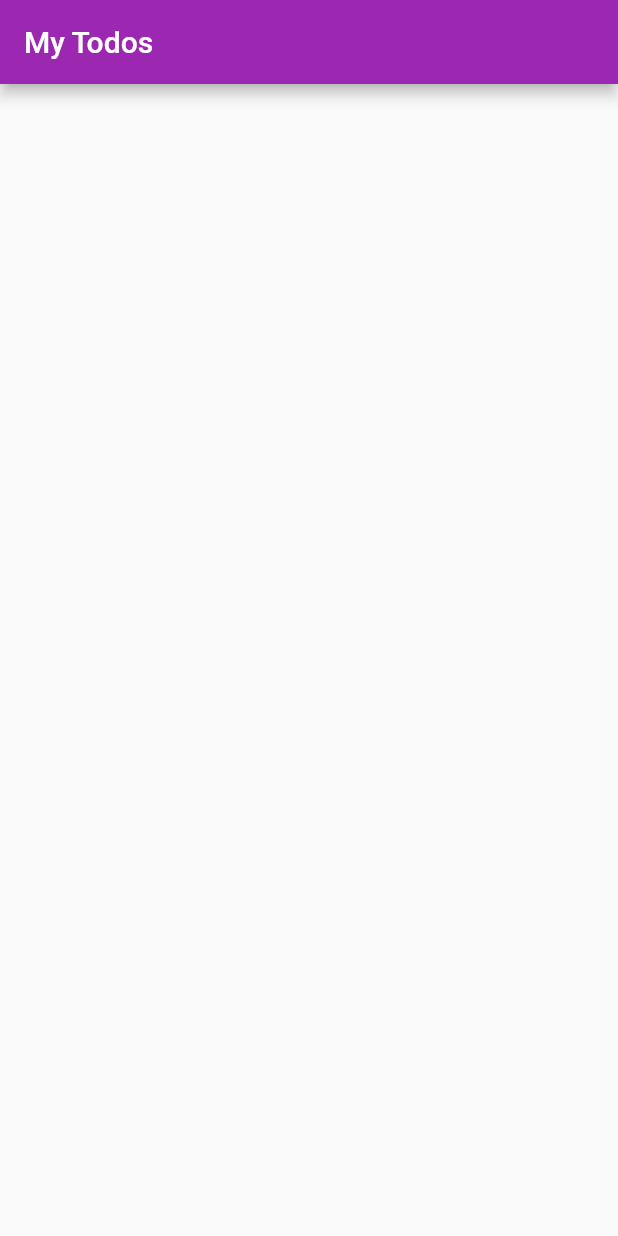
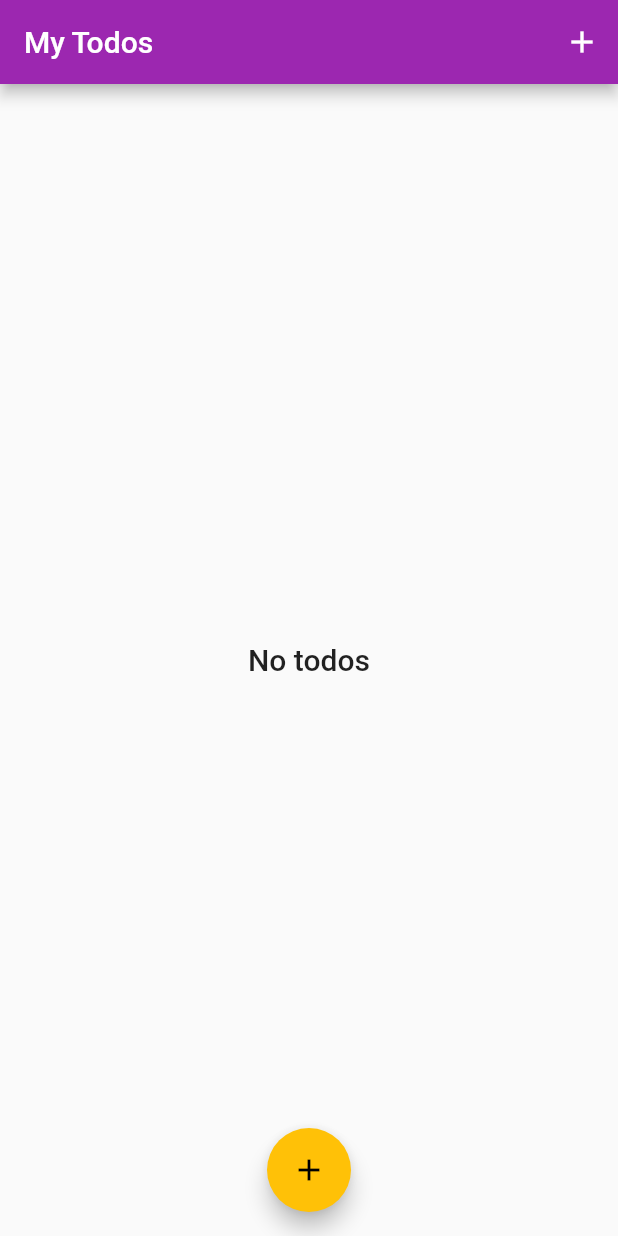
Before and after one commit to cybersaksham/TODO-App, a Flutter app: the screen it shows once a user with an empty profile is signed in, on a phone screen of 412 x 824 dp. Run offline on Flutter 3.47's test engine with Material 2 defaults, Android fonts, the phone set to English and light mode, and no system bars; our stand-ins replace cloud_firestore, firebase_auth, string_validator; accounts and stored records are empty.

Commit message:
simple homescreen added

```diff
--- /dev/null
+++ b/lib/Screens/Home/homescreen.dart
@@ -0,0 +1,75 @@
+import 'package:flutter/material.dart';
+import 'package:firebase_auth/firebase_auth.dart';
+import 'package:cloud_firestore/cloud_firestore.dart';
+
+import '../../Models/loader.dart';
+
+class HomeScreen extends StatefulWidget {
+  @override
+  _HomeScreenState createState() => _HomeScreenState();
+}
+
+class _HomeScreenState extends State<HomeScreen> {
+  // Booleans
+  bool _isLoading = false;
+
+  // Variables
+  FirebaseUser _user;
+
+  Future<void> fetchData() async {
+    setState(() {
+      _isLoading = true;
+    });
+    _user = await FirebaseAuth.instance.currentUser();
+    setState(() {
+      _isLoading = false;
+    });
+  }
+
+  @override
+  void initState() {
+    fetchData();
+    super.initState();
+  }
+
+  @override
+  Widget build(BuildContext context) {
+    return Scaffold(
+      appBar: AppBar(
+        title: Text("My Todos"),
+        actions: [IconButton(icon: Icon(Icons.add), onPressed: () {})],
+      ),
+      body: _isLoading
+          ? Loader()
+          : Container(
+              child: StreamBuilder(
+                stream: Firestore.instance
+                    .collection('users')
+                    .document(_user.uid)
+                    .collection('todos')
+                    .orderBy('createdAt', descending: true)
+                    .snapshots(),
+                builder: (ctx, snapshot) {
+                  if (snapshot.connectionState == ConnectionState.waiting) {
+                    return Loader();
+                  }
+                  List<dynamic> myTODOS = snapshot.data.documents;
+                  return myTODOS.length == 0
+                      ? Center(
+                          child: Text(
+                            "No todos",
+                            style: Theme.of(context).textTheme.title,
+                          ),
+                        )
+                      : Container();
+                },
+              ),
+            ),
+      floatingActionButtonLocation: FloatingActionButtonLocation.centerFloat,
+      floatingActionButton: FloatingActionButton(
+        child: Icon(Icons.add),
+        onPressed: () {},
+      ),
+    );
+  }
+}
--- a/lib/Screens/homescreen.dart
+++ /dev/null
@@ -1,12 +0,0 @@
-import 'package:flutter/material.dart';
-
-class HomeScreen extends StatelessWidget {
-  @override
-  Widget build(BuildContext context) {
-    return Scaffold(
-      appBar: AppBar(
-        title: Text("My Todos"),
-      ),
-    );
-  }
-}
--- a/lib/main.dart
+++ b/lib/main.dart
@@ -2,7 +2,7 @@ import 'package:flutter/material.dart';
 import 'package:flutter/services.dart';
 import 'package:firebase_auth/firebase_auth.dart';
 
-import './Screens/homescreen.dart';
+import './Screens/Home/homescreen.dart';
 import './Screens/Authentication/auth_screen.dart';
 
 import './Models/routes.dart';
```
